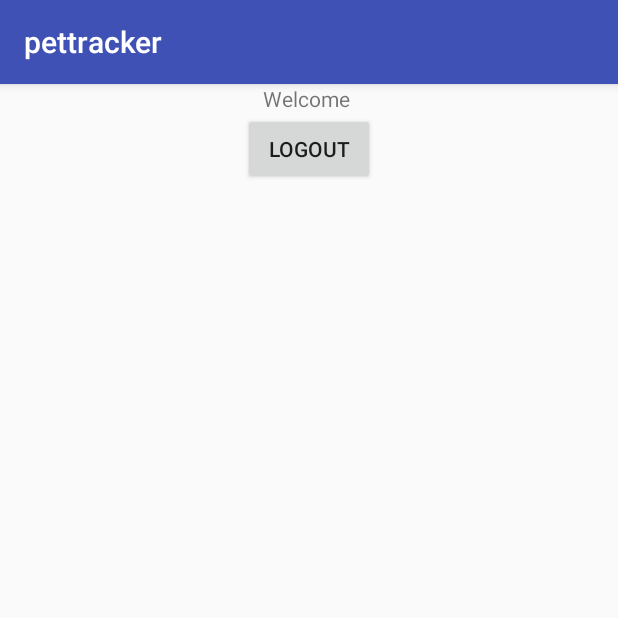
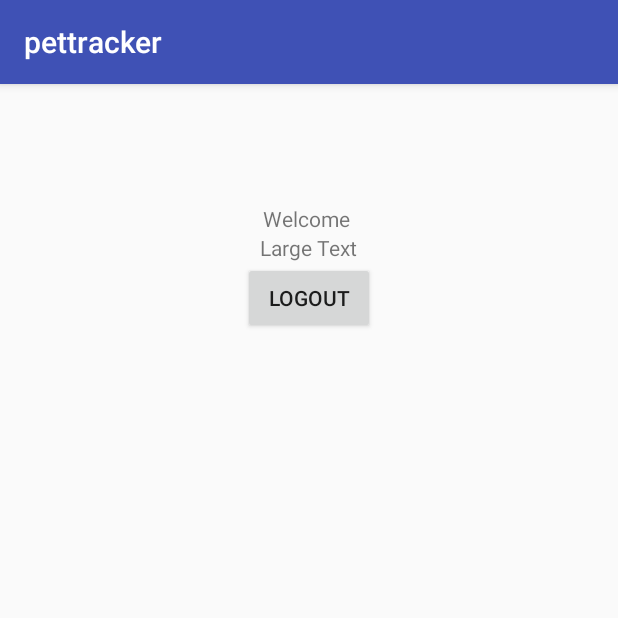
Before and after one commit to moosiklava/cmps121, an Android app: the screen it shows after launch once a user with an empty profile is signed in (ProfileActivity), on a phone screen of 412 x 824 dp, the top half of it. Run offline under Robolectric (Android 15) with nearby library versions, the phone set to English and light mode, and no system bars; our stand-ins replace Firebase (no records; nobody signed in at launch, a user with empty details on screens opened directly).

```diff
--- a/app/src/main/java/com/example/mdelc/pettracker/LoginActivity.java
+++ b/app/src/main/java/com/example/mdelc/pettracker/LoginActivity.java
@@ -68,7 +68,7 @@ public class LoginActivity extends AppCompatActivity implements View.OnClickList
             //stopping the function executing further
             return;
         }
-        progressDialog.setMessage("Registering User...");
+        progressDialog.setMessage("Logging in...");
         progressDialog.show();
 
         firebaseAuth.signInWithEmailAndPassword(email, password)
--- a/app/src/main/java/com/example/mdelc/pettracker/MainActivity.java
+++ b/app/src/main/java/com/example/mdelc/pettracker/MainActivity.java
@@ -5,6 +5,7 @@ import android.support.annotation.NonNull;
 import android.support.v7.app.AppCompatActivity;
 import android.os.Bundle;
 import android.text.TextUtils;
+import android.util.Log;
 import android.widget.Button;
 import android.widget.EditText;
 import android.widget.TextView;
@@ -20,12 +21,16 @@ import com.google.firebase.auth.FirebaseAuth;
 import org.w3c.dom.Text;
 
 public class MainActivity extends AppCompatActivity implements View.OnClickListener{
-
-    private Button buttonRegister;
+        //defining view objects
         private EditText editTextEmail;
         private EditText editTextPassword;
+        private Button buttonSignup;
         private TextView textViewSignin;
         private ProgressDialog progressDialog;
+        //private EditText editTextName;
+
+
+        //defining firebaseauth object
         private FirebaseAuth firebaseAuth;
 
         @Override
@@ -33,71 +38,92 @@ public class MainActivity extends AppCompatActivity implements View.OnClickListe
             super.onCreate(savedInstanceState);
             setContentView(R.layout.activity_main);
 
+            //initializing firebase auth object
             firebaseAuth = FirebaseAuth.getInstance();
-        if(firebaseAuth.getCurrentUser() != null) {
+            if(firebaseAuth.getCurrentUser() != null)
+            {
                 //profile activity here
-            finish();
-            startActivity(new Intent(getApplicationContext(),ProfileActivity.class));
+                startActivity(new Intent(getApplicationContext(), ProfileActivity.class));
             }
+
+
+            //initializing views
+            editTextEmail = (EditText) findViewById(R.id.editTextEmail);
+            editTextPassword = (EditText) findViewById(R.id.editTextPassword);
+            //editTextName = (EditText) findViewById(R.id.editTextName);
+
+            buttonSignup = (Button) findViewById(R.id.buttonSignup);
 
             progressDialog = new ProgressDialog(this);
 
-        buttonRegister = (Button) findViewById(R.id.buttonRegister);
-
-        editTextEmail = (EditText) findViewById(R.id.editTextEmail);
-        editTextPassword = (EditText) findViewById(R.id.editTextPassword);
-
             textViewSignin = (TextView) findViewById(R.id.textViewSignin);
 
-        buttonRegister.setOnClickListener(this);
+            //attaching listener to button
+            buttonSignup.setOnClickListener(this);
             textViewSignin.setOnClickListener(this);
         }
 
-    private void registerUser() {
+        private void registerUser(){
+
+            //getting email and password from edit texts
             String email = editTextEmail.getText().toString().trim();
-        String password = editTextPassword.getText().toString().trim();
+            String password  = editTextPassword.getText().toString().trim();
+            //String name = editTextName.getText().toString().trim();
 
-        if(TextUtils.isEmpty(email)) {
-            //email is empty
-            Toast.makeText(this, "Please enter email", Toast.LENGTH_SHORT).show();
-            //stopping the function executing further
+            //checking if email and passwords are empty
+            if(TextUtils.isEmpty(email)){
+                Toast.makeText(this,"Please enter email",Toast.LENGTH_LONG).show();
                 return;
             }
 
-        if(TextUtils.isEmpty(password)) {
-            //password is empty
-            Toast.makeText(this, "Please enter password", Toast.LENGTH_SHORT).show();
-            //stopping the function executing further
+            if(TextUtils.isEmpty(password)){
+                Toast.makeText(this,"Please enter password",Toast.LENGTH_LONG).show();
                 return;
             }
-        progressDialog.setMessage("Registering User...");
+
+            //if(TextUtils.isEmpty(name)){
+              //  Toast.makeText(this,"Please enter your name",Toast.LENGTH_LONG).show();
+                //return;
+            //}
+
+            //if the email and password are not empty
+            //displaying a progress dialog
+
+            progressDialog.setMessage("Registering Please Wait...");
             progressDialog.show();
 
+            //creating a new user
             firebaseAuth.createUserWithEmailAndPassword(email, password)
                     .addOnCompleteListener(this, new OnCompleteListener<AuthResult>() {
                         @Override
                         public void onComplete(@NonNull Task<AuthResult> task) {
-                    if(task.isSuccessful()) {
-                        //user is successfully registered and logged in
-                        //start profile activity here
+                            //checking if success
+                            if(task.isSuccessful()){
+                                //display some message here
                                 progressDialog.hide();
-                        finish();
-                        Toast.makeText(MainActivity.this, "Registered successfully", Toast.LENGTH_SHORT).show();
-                    } else {
+                                //finish();
+                                Toast.makeText(MainActivity.this,"Successfully registered",Toast.LENGTH_LONG).show();
+                                startActivity(new Intent(getApplicationContext(),ProfileActivity.class));
+                            }else{
+                                //display some message here
                                 progressDialog.hide();
-                        Toast.makeText(MainActivity.this, "Failed to register", Toast.LENGTH_SHORT).show();
+                                Toast.makeText(MainActivity.this,"Registration Error",Toast.LENGTH_LONG).show();
                             }
+                            progressDialog.dismiss();
                         }
                     });
+
         }
 
         @Override
         public void onClick(View view) {
-        if(view == buttonRegister) {
+            //calling register method on click
+            if(view == buttonSignup)
+            {
                 registerUser();
             }
-        if(view == textViewSignin) {
-            //will open login activity here
+            if(view == textViewSignin)
+            {
                 startActivity(new Intent(this, LoginActivity.class));
             }
         }
--- a/app/src/main/java/com/example/mdelc/pettracker/ProfileActivity.java
+++ b/app/src/main/java/com/example/mdelc/pettracker/ProfileActivity.java
@@ -3,6 +3,7 @@ package com.example.mdelc.pettracker;
 import android.content.Intent;
 import android.support.v7.app.AppCompatActivity;
 import android.os.Bundle;
+import android.util.Log;
 import android.view.View;
 import android.widget.Button;
 import android.widget.TextView;
@@ -14,7 +15,9 @@ public class ProfileActivity extends AppCompatActivity implements View.OnClickLi
 
     private FirebaseAuth firebaseAuth;
     private TextView textViewUserEmail;
+    //private TextView textViewName;
     private Button buttonLogout;
+    private final String TAG = "logout";
 
     @Override
     protected void onCreate(Bundle savedInstanceState) {
@@ -31,6 +34,8 @@ public class ProfileActivity extends AppCompatActivity implements View.OnClickLi
 
         textViewUserEmail = (TextView) findViewById(R.id.textViewUserEmail);
         textViewUserEmail.setText("Welcome " + user.getEmail());
+        //textViewName = (TextView) findViewById(R.id.textViewName);
+        //textViewName.setText(user.getDisplayName());
         buttonLogout = (Button) findViewById(R.id.buttonLogout);
 
         buttonLogout.setOnClickListener(this);
@@ -40,7 +45,8 @@ public class ProfileActivity extends AppCompatActivity implements View.OnClickLi
     public void onClick(View view) {
         if(view == buttonLogout) {
             firebaseAuth.signOut();
-            finish();
+            //finish();
+            Log.d(TAG, String.format("Logged out? button clicked at least"));
             startActivity(new Intent(this, LoginActivity.class));
         }
     }
--- a/app/src/main/res/layout/activity_profile.xml
+++ b/app/src/main/res/layout/activity_profile.xml
@@ -7,25 +7,35 @@
     tools:context=".ProfileActivity">
 
     <LinearLayout
+        android:layout_width="match_parent"
+        android:layout_height="0dp"
+        android:layout_centerHorizontal="true"
+        android:layout_centerVertical="true"
+        android:layout_marginTop="80dp"
         android:orientation="vertical"
-        android:layout_centerVertical="true"
-        android:layout_centerHorizontal="true"
-        android:layout_width="match_parent"
-        android:layout_height="match_parent">
+        app:layout_constraintTop_toTopOf="parent"
+        tools:layout_editor_absoluteX="39dp">
 
         <TextView
+            android:id="@+id/textViewUserEmail"
             android:layout_width="wrap_content"
             android:layout_height="wrap_content"
-            android:text="Large Text"
-            android:id="@+id/textViewUserEmail"
-            android:layout_gravity="center_horizontal"/>
+            android:layout_gravity="center_horizontal"
+            android:text="Large Text" />
+
+        <TextView
+            android:id="@+id/textViewName"
+            android:layout_width="wrap_content"
+            android:layout_height="wrap_content"
+            android:layout_gravity="center_horizontal"
+            android:text="Large Text" />
 
         <Button
+            android:id="@+id/buttonLogout"
             android:layout_width="wrap_content"
             android:layout_height="wrap_content"
-            android:text="Logout"
-            android:id="@+id/buttonLogout"
-            android:layout_gravity="center_horizontal"/>
+            android:layout_gravity="center_horizontal"
+            android:text="Logout" />
 
     </LinearLayout>
 
```
Also changed, not shown: app/src/main/res/layout/activity_main.xml (+9 -1 lines). Lines whose indentation alone changed are shown as unchanged.
